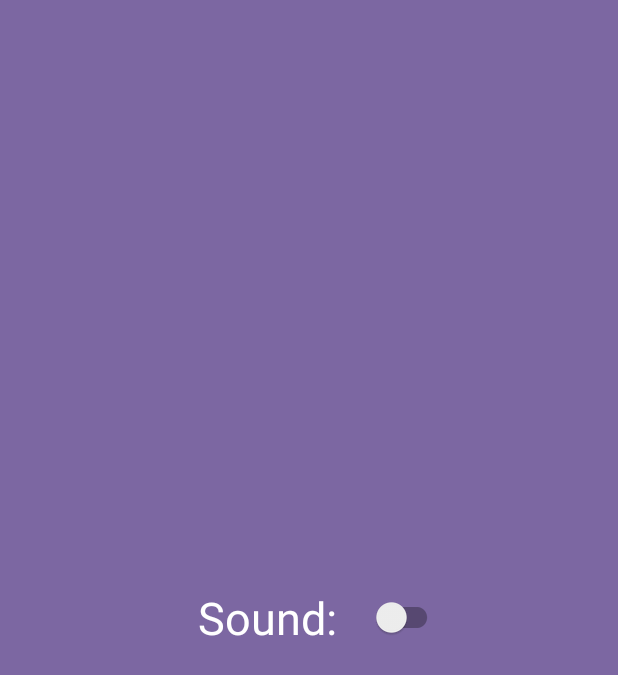
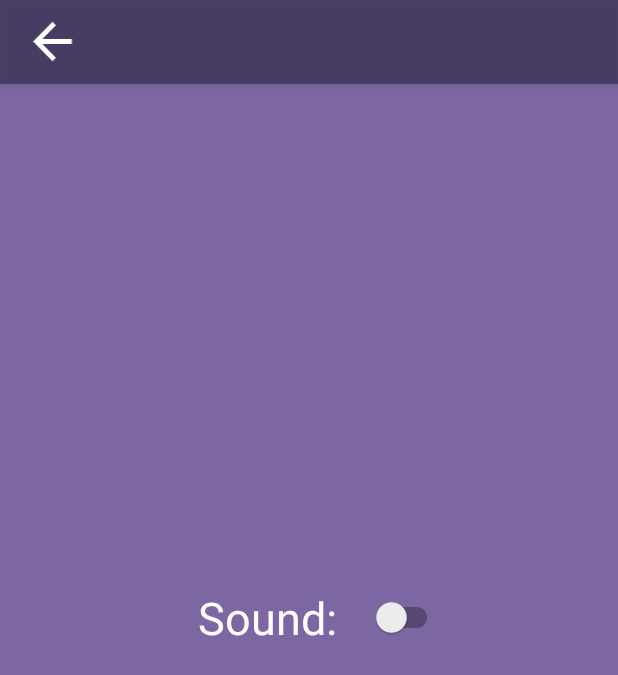
Before and after one commit to AzizaMukhtarova/NumberPuzzle15, an Android app: the SettingActivity screen opened directly, with no data from a screen before it, on a phone screen of 412 x 824 dp. Shown: the top 675 px of the screen. Run offline under Robolectric (Android 15) with nearby library versions, the phone set to English and light mode, and no system bars.

Commit message:
Aziza Mukhtarova 15.8.2021 01:26 AboutActivity.kt SettingActivity.kt status bar color

```diff
--- a/app/src/main/java/uz/gita/azipro/numberpuzzle15/AboutActivity.kt
+++ b/app/src/main/java/uz/gita/azipro/numberpuzzle15/AboutActivity.kt
@@ -2,10 +2,14 @@ package uz.gita.azipro.numberpuzzle15
 
 import androidx.appcompat.app.AppCompatActivity
 import android.os.Bundle
+import android.widget.ImageView
 
 class AboutActivity : AppCompatActivity() {
     override fun onCreate(savedInstanceState: Bundle?) {
         super.onCreate(savedInstanceState)
         setContentView(R.layout.activity_about)
+        findViewById<ImageView>(R.id.back).setOnClickListener{
+            finish()
+        }
     }
 }
--- a/app/src/main/java/uz/gita/azipro/numberpuzzle15/MenuActivity.kt
+++ b/app/src/main/java/uz/gita/azipro/numberpuzzle15/MenuActivity.kt
@@ -13,7 +13,6 @@ class MenuActivity : AppCompatActivity() {
         findViewById<View>(R.id.button_play).setOnClickListener {
             val intent = Intent(this, MainActivity::class.java)
             startActivity(intent)
-            finish()
         }
 
         findViewById<View>(R.id.button_setting).setOnClickListener {
--- a/app/src/main/java/uz/gita/azipro/numberpuzzle15/SettingActivity.kt
+++ b/app/src/main/java/uz/gita/azipro/numberpuzzle15/SettingActivity.kt
@@ -6,6 +6,7 @@ import android.content.SharedPreferences
 import androidx.appcompat.app.AppCompatActivity
 import android.os.Bundle
 import android.util.Log
+import android.widget.ImageView
 import android.widget.Toast
 import androidx.appcompat.widget.SwitchCompat
 import uz.gita.azipro.numberpuzzle15.model.LocalStorage
@@ -16,10 +17,15 @@ class SettingActivity : AppCompatActivity() {
     override fun onCreate(savedInstanceState: Bundle?) {
         super.onCreate(savedInstanceState)
         setContentView(R.layout.activity_setting)
+        findViewById<ImageView>(R.id.back).setOnClickListener{
+            finish()
+        }
         localStorage = LocalStorage(this)
         switchCompat = findViewById(R.id.buttonSwitch)
         loadData()
         switchCompat.setOnClickListener { saveData() }
+
+
 
 
     }
--- /dev/null
+++ b/app/src/main/res/drawable/ic_back.xml
@@ -0,0 +1,5 @@
+<vector android:autoMirrored="true" android:height="36dp"
+    android:tint="#FFFFFF" android:viewportHeight="24"
+    android:viewportWidth="24" android:width="35dp" xmlns:android="http://schemas.android.com/apk/res/android">
+    <path android:fillColor="@android:color/white" android:pathData="M20,11H7.83l5.59,-5.59L12,4l-8,8 8,8 1.41,-1.41L7.83,13H20v-2z"/>
+</vector>
--- a/app/src/main/res/layout/activity_setting.xml
+++ b/app/src/main/res/layout/activity_setting.xml
@@ -7,10 +7,30 @@
     android:background="@color/main_color"
     tools:context=".SettingActivity">
 
+    <FrameLayout
+        android:layout_gravity="top|center"
+        android:layout_width="match_parent"
+        android:layout_height="?actionBarSize"
+        android:background="#CC3F385A"
+        android:elevation="4dp">
+
+        <ImageView
+            android:id="@+id/back"
+            android:layout_width="50dp"
+            android:layout_height="50dp"
+            android:layout_gravity="start|center"
+            android:layout_margin="10dp"
+            android:clickable="true"
+            android:focusable="true"
+            android:padding="5dp"
+            android:src="@drawable/ic_back" />
+
+    </FrameLayout>
+
     <LinearLayout
-        android:layout_gravity="center"
         android:layout_width="match_parent"
         android:layout_height="wrap_content"
+        android:layout_gravity="center"
         android:gravity="center">
 
         <TextView
--- a/app/src/main/res/layout/activity_win.xml
+++ b/app/src/main/res/layout/activity_win.xml
@@ -126,7 +126,7 @@
             <TextView
                 android:layout_width="wrap_content"
                 android:layout_height="wrap_content"
-                android:text="Finish"
+                android:text="Exit"
                 android:textColor="@color/white"
                 android:textSize="25sp"/>
 
--- a/app/src/main/res/values/colors.xml
+++ b/app/src/main/res/values/colors.xml
@@ -2,7 +2,7 @@
 <resources>
     <color name="purple_200">#FFBB86FC</color>
     <color name="purple_500">#FF6200EE</color>
-    <color name="purple_700">#FF3700B3</color>
+    <color name="purple_700">#3F385A</color>
     <color name="teal_200">#4BB0E4</color>
     <color name="teal_700">#FF018786</color>
     <color name="black">#FF000000</color>
```
Also changed, not shown: app/src/main/res/layout/activity_about.xml (+20 -0 lines).
